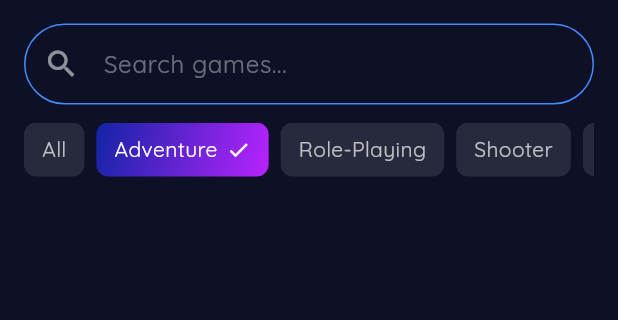
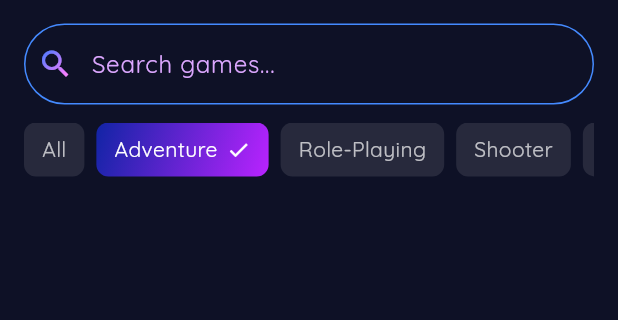
Before and after one commit to FernandoAntonius/ProyekPAB1, a Flutter app: the SearchScreen screen opened directly, after a tap on "Adventure", on a phone screen of 412 x 824 dp, the part 125-445 px from its top. Run offline on Flutter 3.47's test engine with Material 3 defaults, Android fonts, the phone set to English and light mode, and no system bars; our stand-ins replace cached_network_image, shared_preferences; missing offline and left inert: encrypt; accounts and stored records are empty; network calls fail.

Commit message:
update searchbar color

```diff
--- a/gamepedia/lib/screens/search_screen.dart
+++ b/gamepedia/lib/screens/search_screen.dart
@@ -133,17 +133,35 @@ class _SearchScreenState extends State<SearchScreen> {
                     _filterGames();
                   },
                   style: const TextStyle(color: Colors.white),
-                  decoration: const InputDecoration(
+                  decoration: InputDecoration(
                     hintText: "Search games...",
-                    hintStyle: TextStyle(
-                      color: Colors.white38,
+                    hintStyle: const TextStyle(
+                      color: Color(0xFFDCA7FF),
                       fontFamily: 'Quicksand',
                     ),
-                    prefixIcon: Icon(Icons.search, color: Colors.white54),
+                    prefixIcon: ShaderMask(
+                      shaderCallback: (bounds) => const LinearGradient(
+                        colors: [
+                          Color(0xFF748AFA),
+                          Color(0xFF617BFF),
+                          Color(0xFFF47EFF),
+                          Color(0xFFFFFFFF),
+                        ],
+                        begin: Alignment.topLeft,
+                        end: Alignment.bottomRight,
+                      ).createShader(bounds),
+                      child: const Icon(Icons.search, color: Colors.white),
+                    ),
+                    prefixIconConstraints: const BoxConstraints(
+                      minWidth: 40,
+                      minHeight: 40,
+                    ),
                     border: InputBorder.none,
-                    contentPadding: EdgeInsets.symmetric(
-                      horizontal: 20,
-                      vertical: 14,
+                    contentPadding: const EdgeInsets.only(
+                      left: 16,
+                      right: 20,
+                      top: 14,
+                      bottom: 14,
                     ),
                   ),
                 ),
```
Also changed, not shown: gamepedia/lib/screens/game_detail_screen.dart (+41 -31 lines), gamepedia/lib/screens/home_screen.dart (+46 -25 lines).
